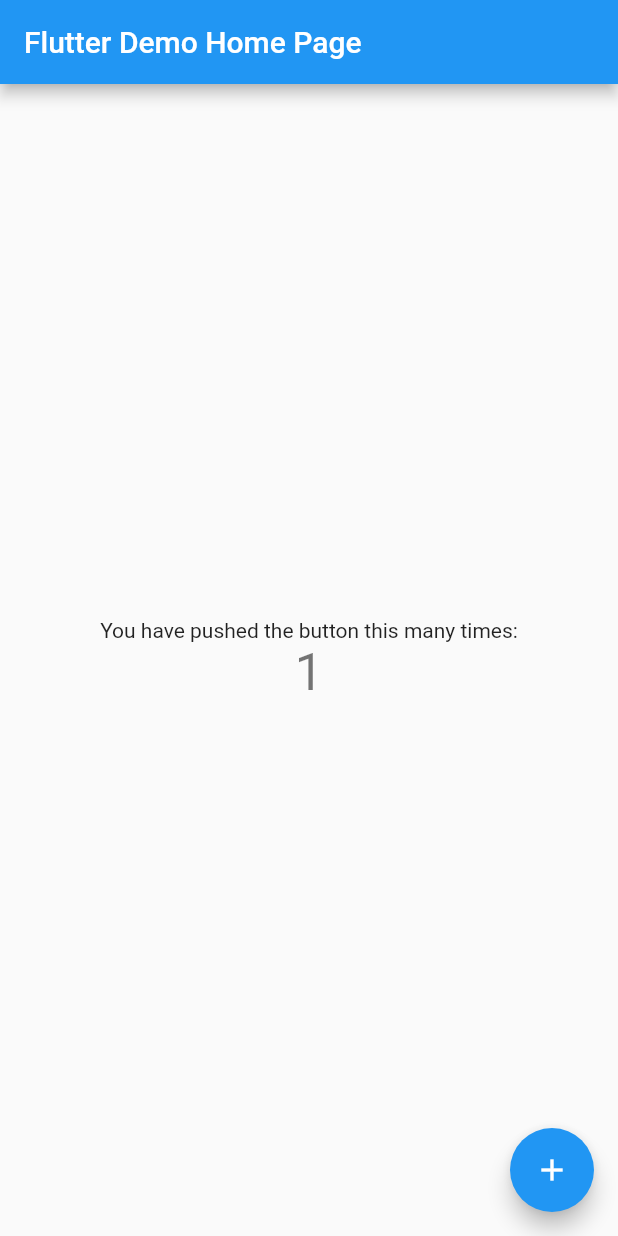
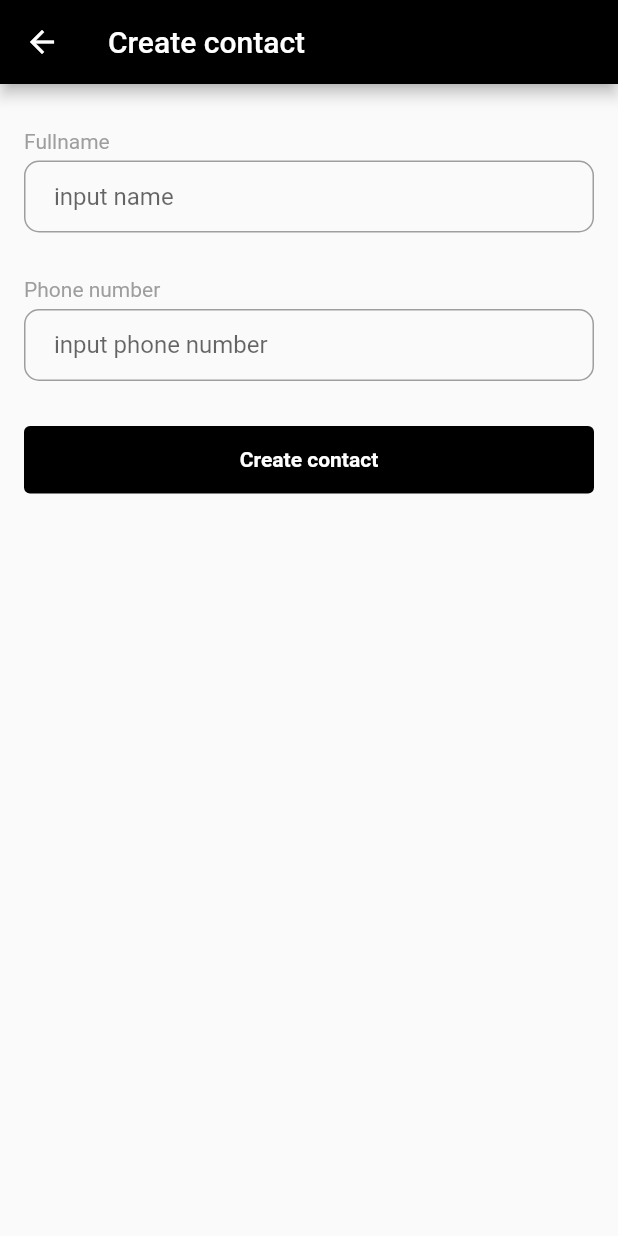
Before and after one commit to Mr-Malomz/flutter_mongo, a Flutter app: the screen it shows after launch, after a tap on the "add" icon, on a phone screen of 412 x 824 dp. Run offline on Flutter 3.47's test engine with Material 2 defaults, Android fonts, the phone set to English and light mode, and no system bars.

Commit message:
ui build

```diff
--- a/lib/main.dart
+++ b/lib/main.dart
@@ -1,4 +1,5 @@
 import 'package:flutter/material.dart';
+import 'package:flutter_mongo/screens/home.dart';
 
 void main() {
   runApp(const MyApp());
@@ -11,105 +12,11 @@
   @override
   Widget build(BuildContext context) {
     return MaterialApp(
-      title: 'Flutter Demo',
+      title: 'Phonebook',
       theme: ThemeData(
-        // This is the theme of your application.
-        //
-        // Try running your application with "flutter run". You'll see the
-        // application has a blue toolbar. Then, without quitting the app, try
-        // changing the primarySwatch below to Colors.green and then invoke
-        // "hot reload" (press "r" in the console where you ran "flutter run",
-        // or simply save your changes to "hot reload" in a Flutter IDE).
-        // Notice that the counter didn't reset back to zero; the application
-        // is not restarted.
         primarySwatch: Colors.blue,
       ),
-      home: const MyHomePage(title: 'Flutter Demo Home Page'),
+      home: const Home(),
     );
   }
 }
-
-class MyHomePage extends StatefulWidget {
-  const MyHomePage({super.key, required this.title});
-
-  // This widget is the home page of your application. It is stateful, meaning
-  // that it has a State object (defined below) that contains fields that affect
-  // how it looks.
-
-  // This class is the configuration for the state. It holds the values (in this
-  // case the title) provided by the parent (in this case the App widget) and
-  // used by the build method of the State. Fields in a Widget subclass are
-  // always marked "final".
-
-  final String title;
-
-  @override
-  State<MyHomePage> createState() => _MyHomePageState();
-}
-
-class _MyHomePageState extends State<MyHomePage> {
-  int _counter = 0;
-
-  void _incrementCounter() {
-    setState(() {
-      // This call to setState tells the Flutter framework that something has
-      // changed in this State, which causes it to rerun the build method below
-      // so that the display can reflect the updated values. If we changed
-      // _counter without calling setState(), then the build method would not be
-      // called again, and so nothing would appear to happen.
-      _counter++;
-    });
-  }
-
-  @override
-  Widget build(BuildContext context) {
-    // This method is rerun every time setState is called, for instance as done
-    // by the _incrementCounter method above.
-    //
-    // The Flutter framework has been optimized to make rerunning build methods
-    // fast, so that you can just rebuild anything that needs updating rather
-    // than having to individually change instances of widgets.
-    return Scaffold(
-      appBar: AppBar(
-        // Here we take the value from the MyHomePage object that was created by
-        // the App.build method, and use it to set our appbar title.
-        title: Text(widget.title),
-      ),
-      body: Center(
-        // Center is a layout widget. It takes a single child and positions it
-        // in the middle of the parent.
-        child: Column(
-          // Column is also a layout widget. It takes a list of children and
-          // arranges them vertically. By default, it sizes itself to fit its
-          // children horizontally, and tries to be as tall as its parent.
-          //
-          // Invoke "debug painting" (press "p" in the console, choose the
-          // "Toggle Debug Paint" action from the Flutter Inspector in Android
-          // Studio, or the "Toggle Debug Paint" command in Visual Studio Code)
-          // to see the wireframe for each widget.
-          //
-          // Column has various properties to control how it sizes itself and
-          // how it positions its children. Here we use mainAxisAlignment to
-          // center the children vertically; the main axis here is the vertical
-          // axis because Columns are vertical (the cross axis would be
-          // horizontal).
-          mainAxisAlignment: MainAxisAlignment.center,
-          children: <Widget>[
-            const Text(
-              'You have pushed the button this many times:',
-            ),
-            Text(
-              '$_counter',
-              style: Theme.of(context).textTheme.headline4,
-            ),
-          ],
-        ),
-      ),
-      floatingActionButton: FloatingActionButton(
-        onPressed: _incrementCounter,
-        tooltip: 'Increment',
-        child: const Icon(Icons.add),
-      ), // This trailing comma makes auto-formatting nicer for build methods.
-    );
-  }
-}
--- /dev/null
+++ b/lib/screens/create.dart
@@ -0,0 +1,140 @@
+import 'package:flutter/material.dart';
+
+class Create extends StatefulWidget {
+  const Create({
+    Key? key,
+  }) : super(key: key);
+
+  @override
+  State<Create> createState() => _CreateState();
+}
+
+class _CreateState extends State<Create> {
+  final _formKey = GlobalKey<FormState>();
+
+  @override
+  Widget build(BuildContext context) {
+    return Scaffold(
+      appBar: AppBar(
+        title: const Text("Create contact"),
+        backgroundColor: Colors.black,
+      ),
+      body: Padding(
+        padding: const EdgeInsets.symmetric(horizontal: 16.0, vertical: 30.0),
+        child: Form(
+          key: _formKey,
+          child: Column(
+            children: [
+              Column(
+                crossAxisAlignment: CrossAxisAlignment.start,
+                children: [
+                  Column(
+                    crossAxisAlignment: CrossAxisAlignment.start,
+                    children: [
+                      const Text(
+                        'Fullname',
+                        style: TextStyle(
+                          color: Colors.grey,
+                          fontSize: 14.0,
+                        ),
+                      ),
+                      const SizedBox(height: 5.0),
+                      TextFormField(
+                        validator: (value) {
+                          if (value == null || value.isEmpty) {
+                            return 'Please input your fullname';
+                          }
+                          return null;
+                        },
+                        decoration: InputDecoration(
+                          contentPadding: const EdgeInsets.symmetric(
+                              vertical: 10, horizontal: 20),
+                          hintText: "input name",
+                          fillColor: Colors.white,
+                          focusedBorder: OutlineInputBorder(
+                            borderRadius: BorderRadius.circular(10),
+                            borderSide: const BorderSide(color: Colors.grey),
+                          ),
+                          enabledBorder: OutlineInputBorder(
+                            borderRadius: BorderRadius.circular(10),
+                            borderSide: const BorderSide(color: Colors.grey),
+                          ),
+                          errorBorder: OutlineInputBorder(
+                            borderRadius: BorderRadius.circular(10),
+                            borderSide: const BorderSide(color: Colors.red),
+                          ),
+                        ),
+                        keyboardType: TextInputType.text,
+                        maxLines: null,
+                      ),
+                      const SizedBox(height: 30.0),
+                      const Text(
+                        'Phone number',
+                        style: TextStyle(
+                          color: Colors.grey,
+                          fontSize: 14.0,
+                        ),
+                      ),
+                      const SizedBox(height: 5.0),
+                      TextFormField(
+                        validator: (value) {
+                          if (value == null || value.isEmpty) {
+                            return 'Please input your phone number';
+                          }
+                          return null;
+                        },
+                        decoration: InputDecoration(
+                          contentPadding: const EdgeInsets.symmetric(
+                              vertical: 10, horizontal: 20),
+                          hintText: "input phone number",
+                          fillColor: Colors.white,
+                          focusedBorder: OutlineInputBorder(
+                            borderRadius: BorderRadius.circular(10),
+                            borderSide: const BorderSide(color: Colors.grey),
+                          ),
+                          enabledBorder: OutlineInputBorder(
+                            borderRadius: BorderRadius.circular(10),
+                            borderSide: const BorderSide(color: Colors.grey),
+                          ),
+                          errorBorder: OutlineInputBorder(
+                            borderRadius: BorderRadius.circular(10),
+                            borderSide: const BorderSide(color: Colors.red),
+                          ),
+                        ),
+                        keyboardType: TextInputType.number,
+                      ),
+                    ],
+                  ),
+                ],
+              ),
+              const SizedBox(height: 30.0),
+              SizedBox(
+                height: 45,
+                width: double.infinity,
+                child: TextButton(
+                  onPressed: () {
+                    if (_formKey.currentState!.validate()) {
+                      //todo
+                    }
+                  },
+                  style: ButtonStyle(
+                    backgroundColor:
+                        MaterialStateProperty.all<Color>(Colors.black),
+                  ),
+                  child: const Text(
+                    'Create contact',
+                    style: TextStyle(
+                      color: Colors.white,
+                      fontWeight: FontWeight.bold,
+                      fontSize: 14.0,
+                    ),
+                  ),
+                ),
+              ),
+            ],
+          ),
+        ),
+      ),
+    );
+  }
+}
--- /dev/null
+++ b/lib/screens/home.dart
@@ -0,0 +1,91 @@
+import 'package:flutter/material.dart';
+import 'package:flutter_mongo/screens/create.dart';
+import 'package:flutter_mongo/screens/detail.dart';
+
+class Home extends StatefulWidget {
+  const Home({super.key});
+
+  @override
+  State<Home> createState() => _HomeState();
+}
+
+class _HomeState extends State<Home> {
+  @override
+  void initState() {
+    //todo
+    super.initState();
+  }
+
+  @override
+  Widget build(BuildContext context) {
+    return Scaffold(
+      appBar: AppBar(
+        title: const Text('Phonebook'),
+        backgroundColor: Colors.black,
+      ),
+      body: ListView.builder(
+        itemCount: 5,
+        itemBuilder: (context, index) {
+          return InkWell(
+            onTap: () {
+              Navigator.push(
+                context,
+                MaterialPageRoute(
+                  builder: (context) => const Detail(id: "sample id"),
+                ),
+              );
+            },
+            child: Container(
+              decoration: const BoxDecoration(
+                border: Border(
+                  bottom: BorderSide(width: .5, color: Colors.grey),
+                ),
+              ),
+              padding: EdgeInsets.fromLTRB(10, 20, 10, 20),
+              child: Row(
+                mainAxisAlignment: MainAxisAlignment.spaceEvenly,
+                children: [
+                  Expanded(
+                    flex: 7,
+                    child: Column(
+                      crossAxisAlignment: CrossAxisAlignment.start,
+                      children: [
+                        Text(
+                          "Demola Malomo $index",
+                          style: TextStyle(
+                              color: Colors.black, fontWeight: FontWeight.w800),
+                        ),
+                        SizedBox(height: 10.0),
+                        Text("23456757747747")
+                      ],
+                    ),
+                  ),
+                  Column(
+                    crossAxisAlignment: CrossAxisAlignment.end,
+                    children: [
+                      SizedBox(height: 10.0),
+                      Icon(Icons.arrow_forward_ios_rounded)
+                    ],
+                  ),
+                ],
+              ),
+            ),
+          );
+        },
+      ),
+      floatingActionButton: FloatingActionButton(
+        onPressed: () {
+          Navigator.push(
+            context,
+            MaterialPageRoute(
+              builder: (context) => const Create(),
+            ),
+          );
+        },
+        backgroundColor: Colors.black,
+        tooltip: 'Create contact',
+        child: const Icon(Icons.add),
+      ),
+    );
+  }
+}
```
Also changed, not shown: lib/screens/detail.dart (added, +148 -0 lines).
